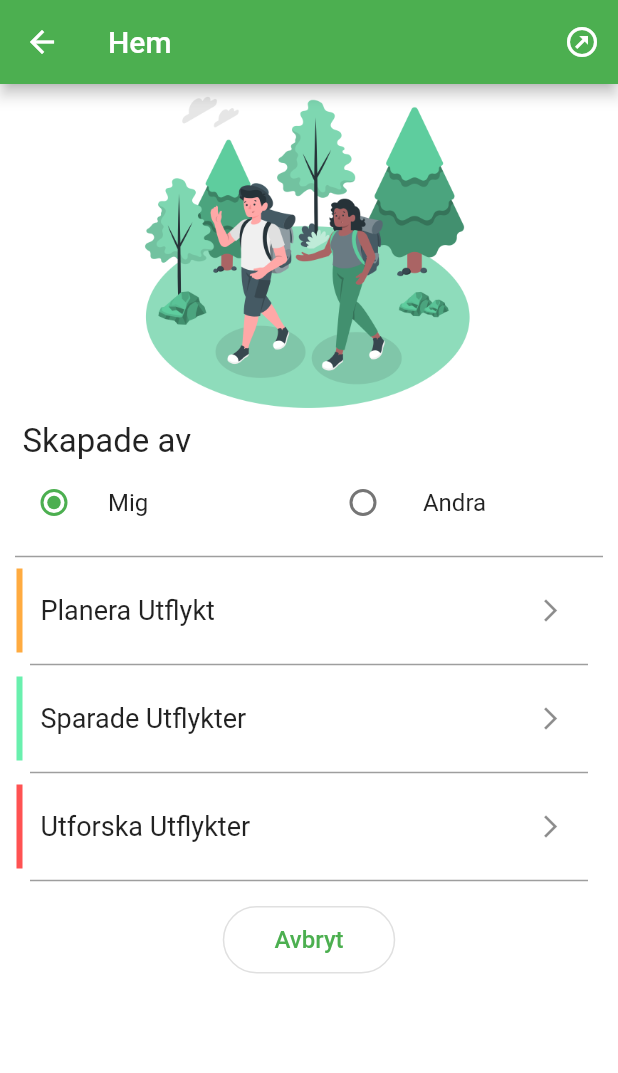
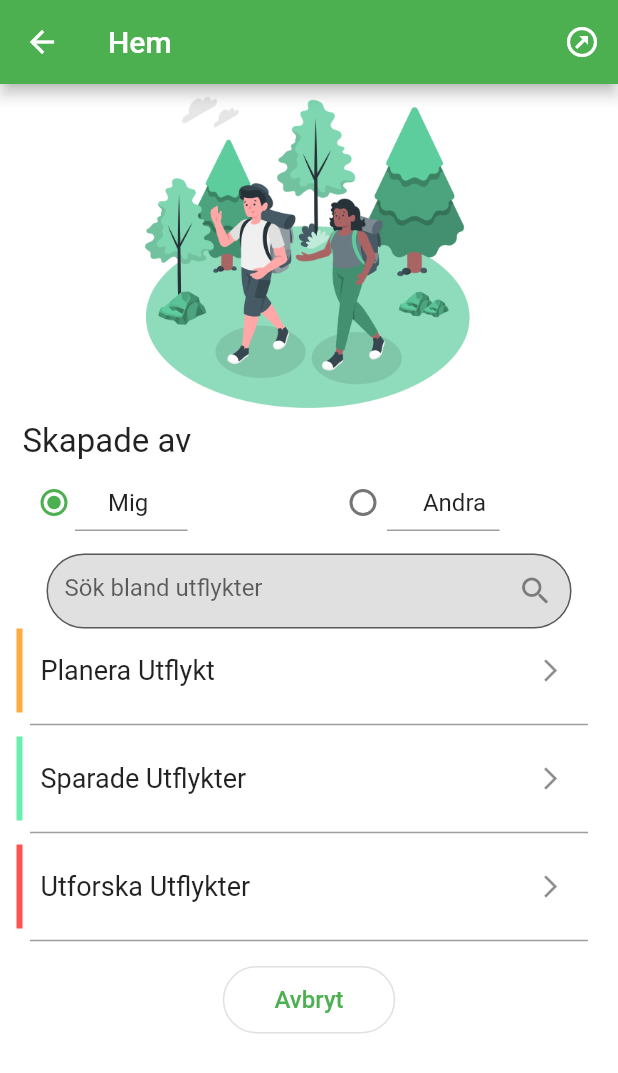
Before and after one commit to maxNyst/FAUNAtic_FrontEnd, a Flutter app: the SavedExcursionsScreen screen opened by its route, on a phone screen of 412 x 824 dp. Shown: the top 1073 px of the screen. Run offline on Flutter 3.47's test engine with Material 2 defaults, Android fonts, the phone set to English and light mode, and no system bars; our stand-ins replace firebase_auth, firebase_core, google_fonts; missing offline and left inert: dart:ffi; accounts and stored records are empty.

Commit message:
Added UI to saved excursions screen

```diff
--- a/lib/Screens/Saved Excursions/saved_excursions_screen.dart
+++ b/lib/Screens/Saved Excursions/saved_excursions_screen.dart
@@ -11,6 +11,7 @@ class SavedExcursionsScreen extends StatelessWidget {
         .of(context)
         .size;
     return Scaffold(
+      resizeToAvoidBottomInset: false,
       appBar: AppBar(
         actions: [
           IconButton(
@@ -39,12 +40,48 @@ class SavedExcursionsScreen extends StatelessWidget {
 
             RadioButtons(),
 
-            Divider(
-              thickness: 1,
-              color: Colors.grey,
-              indent: 10,
-              endIndent: 10,
+              Row(
+                children: [
+                  Transform.translate(
+                    offset: Offset(50, -10),
+                    child: Container(
+                      width: 75,
+                      height: 1,
+                      color: Colors.grey,
+                    ),
+                  ),
+
+                  Transform.translate(
+                    offset: Offset(183, -10),
+                    child: Container(
+                      width: 75,
+                      height: 1,
+                      color: Colors.grey,
+                    ),
+                  ),
+                ],
+              ),
+
+            Padding(
+              padding: const EdgeInsets.only(top: 5),
+              child: SizedBox(
+                width: 350,
+                height: 50,
+                child: TextField(
+                  decoration: InputDecoration(
+                      fillColor: Colors.grey.shade300,
+                      filled: true,
+                      border: OutlineInputBorder(
+                        borderRadius: const BorderRadius.all(
+                          Radius.circular(50.0),
+                        ),
+                      ),
+                      hintText: 'Sök bland utflykter',
+                      suffixIcon: Icon(Icons.search)),
+                ),
+              ),
             ),
+
 
             ExcursionButtons(),
 
```
